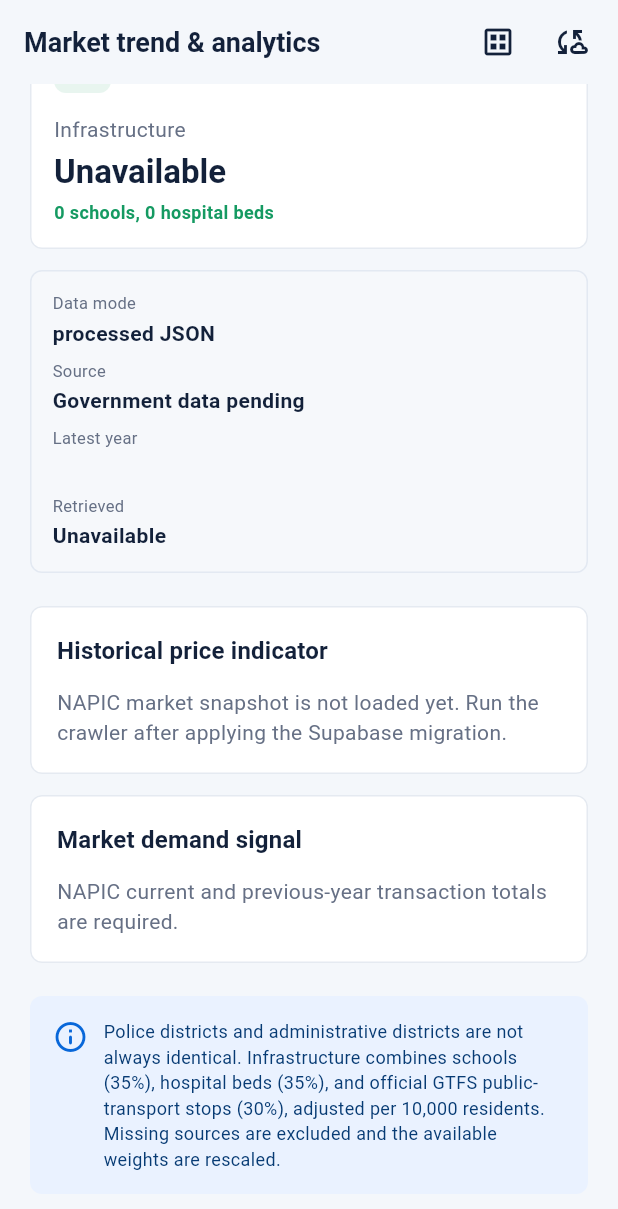
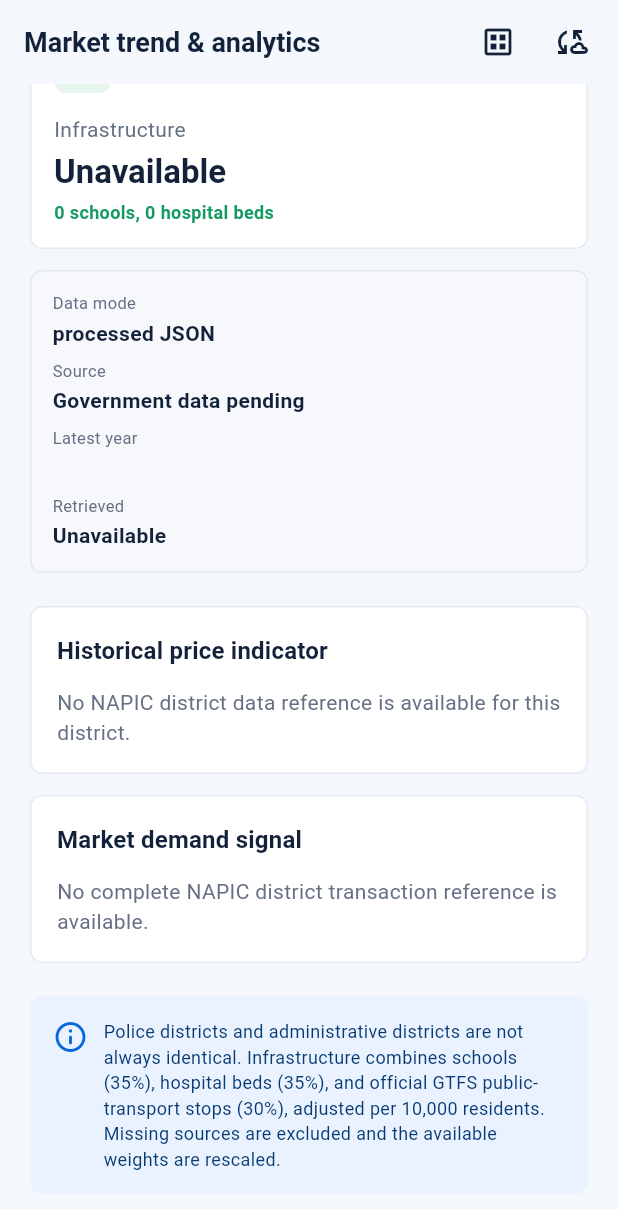
Before and after one commit to jiading555/MobileApplicationMerge1, a Flutter app: the AnalysisScreen screen opened directly, scrolled down 942 dp, on a phone screen of 412 x 824 dp. Shown: the top 1209 px of the screen. Run offline on Flutter 3.47's test engine with Material 3 defaults, Android fonts, the light colour scheme and no system bars; our stand-ins replace image_picker, sqflite, supabase_flutter; accounts and stored records are empty.

Commit message:
Clarify unavailable NAPIC district data

```diff
--- a/lib/features/analysis/analysis_screen.dart
+++ b/lib/features/analysis/analysis_screen.dart
@@ -483,8 +483,8 @@ class _Overview extends StatelessWidget {
                 : const _UnavailableCard(
                     title: 'Historical price indicator',
                     message:
-                        'NAPIC market snapshot is not loaded yet. Run the '
-                        'crawler after applying the Supabase migration.',
+                        'No NAPIC district data reference is available for '
+                        'this district.',
                   );
             final demand = _DemandCard(area: area);
             return constraints.maxWidth >= 820
@@ -584,7 +584,8 @@ class _PriceTrend extends StatelessWidget {
     if (!area.hasMarketPrice) {
       return const _UnavailableCard(
         title: 'Historical price indicator',
-        message: 'No NAPIC price snapshot is available for this district.',
+        message:
+            'No NAPIC district data reference is available for this district.',
       );
     }
     final changePercent = area.hasMarketHistory
@@ -827,7 +828,7 @@ class _DemandCard extends StatelessWidget {
       return const _UnavailableCard(
         title: 'Market demand signal',
         message:
-            'NAPIC current and previous-year transaction totals are required.',
+            'No complete NAPIC district transaction reference is available.',
       );
     }
     return Card(
```
